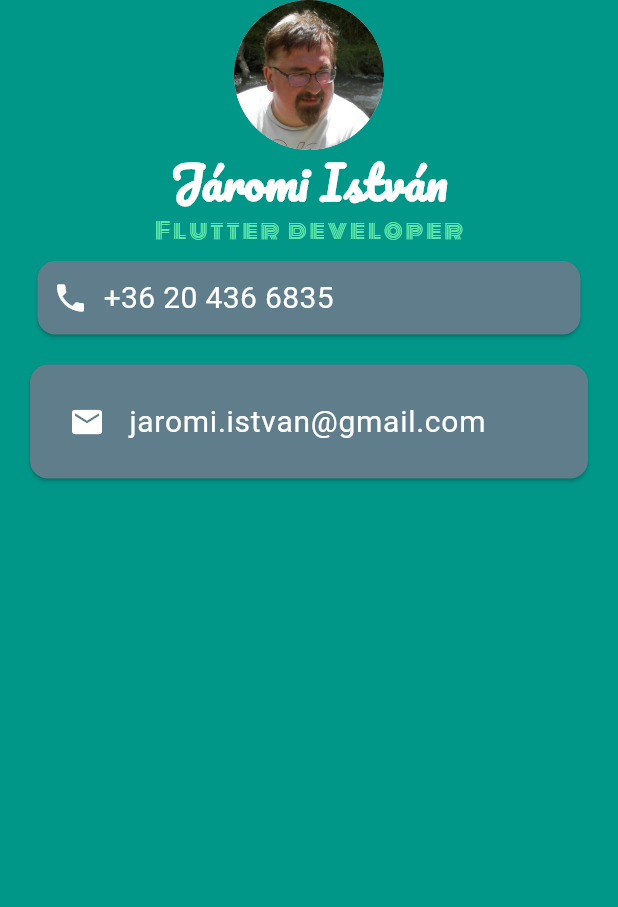
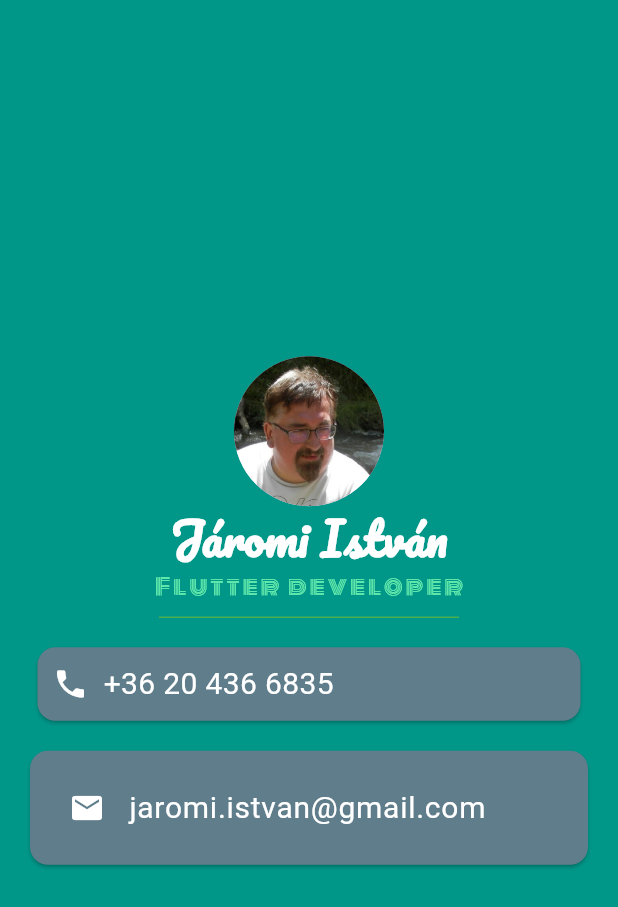
Before and after one commit to jepisti/nevjegykartya, a Flutter app: the screen it shows after launch, on a phone screen of 412 x 824 dp. Shown: the top 907 px of the screen. Run offline on Flutter 3.47's test engine with Material 2 defaults, Android fonts, the light colour scheme and no system bars.

```diff
--- a/lib/main.dart
+++ b/lib/main.dart
@@ -20,6 +20,7 @@ class MyApp extends StatelessWidget {
         backgroundColor: Colors.teal,
         body: SafeArea(
           child: Column(
+            mainAxisAlignment: MainAxisAlignment.center,
             children: <Widget>[
               CircleAvatar(
                 radius: 50.0,
@@ -44,6 +45,13 @@ class MyApp extends StatelessWidget {
                     letterSpacing: 2.0
                     //fontWeight: FontWeight.bold,
                     ),
+              ),
+              SizedBox(
+                height: 20.0,
+                width: 200.0,
+                child: Divider(
+                  color: Colors.green,
+                ),
               ),
               Card(
                 color: Colors.blueGrey,
```
